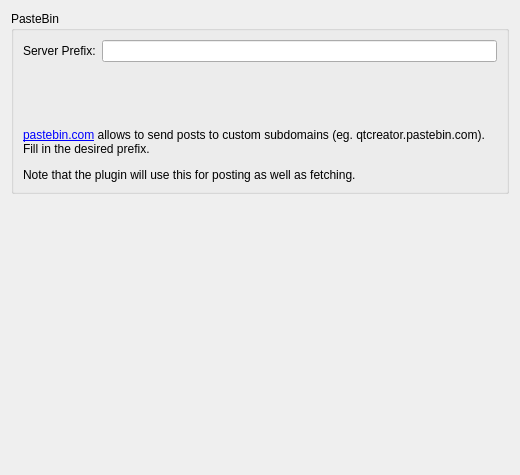
This is src/plugins/cpaster/pastebindotcomsettings.ui in qt-creator/qt-creator as Qt 5 draws it before an edit. The edited form follows.
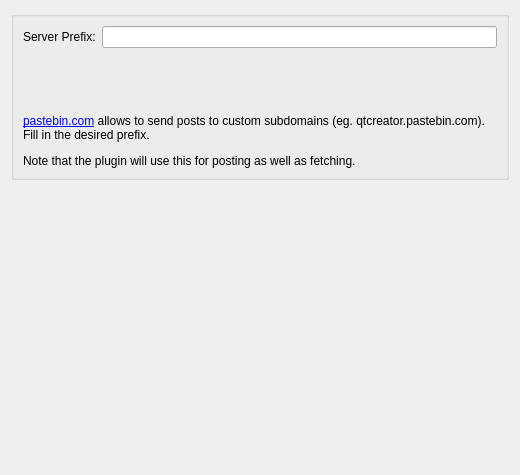
This is the edited form.

The edit to the form file:
```diff
--- a/src/plugins/cpaster/pastebindotcomsettings.ui
+++ b/src/plugins/cpaster/pastebindotcomsettings.ui
@@ -16,9 +16,6 @@
   <layout class="QVBoxLayout" name="verticalLayout_2">
    <item>
     <widget class="QGroupBox" name="groupBox">
-     <property name="title">
-      <string>PasteBin</string>
-     </property>
      <layout class="QVBoxLayout" name="verticalLayout">
       <item>
        <layout class="QFormLayout" name="formLayout">
```
